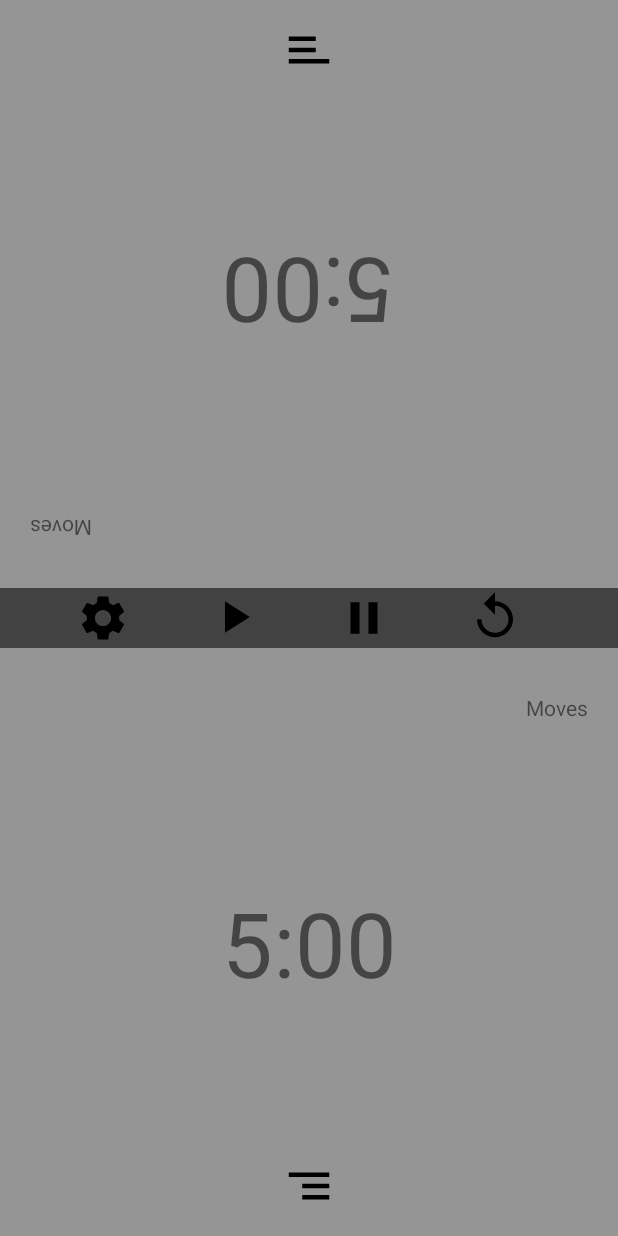
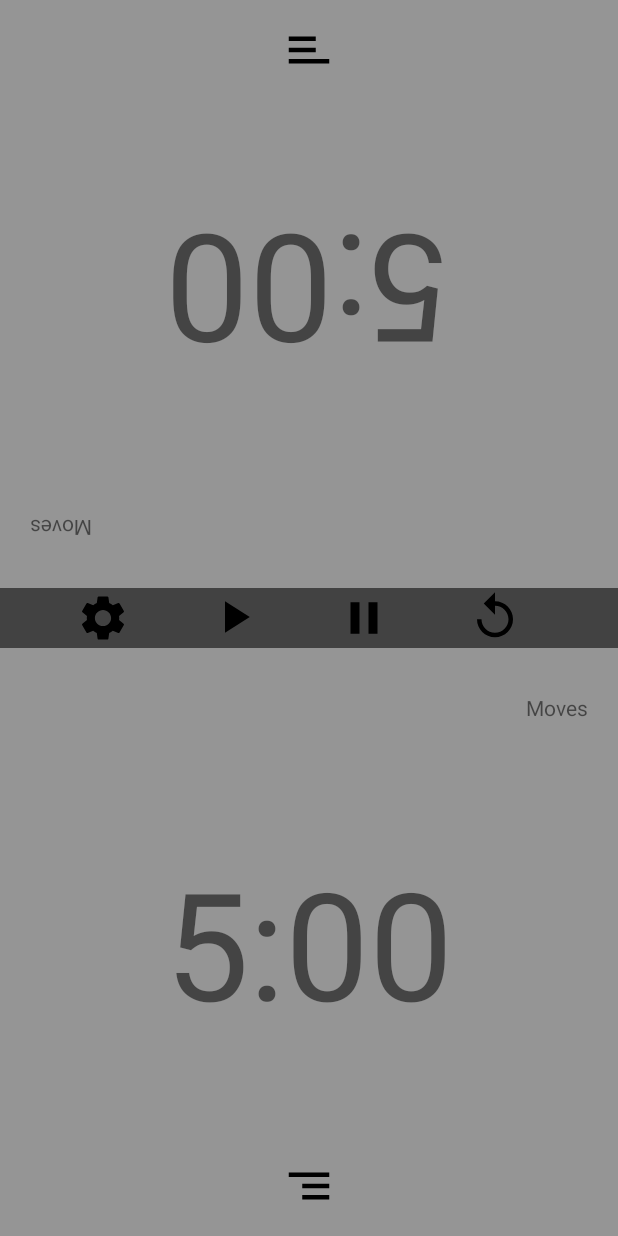
Before and after one commit to Zefer97/ChessApp, an Android app: the screen it shows after launch (MainActivity), on a phone screen of 412 x 824 dp. Run offline under Robolectric (Android 15) with nearby library versions, the phone set to English and light mode, and no system bars.

Commit message:
Chess App New sound effect and Animation

```diff
--- /dev/null
+++ b/app/src/main/res/anim/button_animation.xml
@@ -0,0 +1,5 @@
+<?xml version="1.0" encoding="utf-8"?>
+<alpha xmlns:android="http://schemas.android.com/apk/res/android"
+    android:duration="500"
+    android:fromAlpha="0.0"
+    android:toAlpha="1.0" />
--- a/app/src/main/res/layout/activity_main.xml
+++ b/app/src/main/res/layout/activity_main.xml
@@ -27,9 +27,8 @@
             android:id="@+id/textButton1"
             android:layout_width="wrap_content"
             android:layout_height="wrap_content"
-            android:clickable="true"
             android:text="@string/_5_00"
-            android:textSize="60sp"
+            android:textSize="100sp"
             app:layout_constraintBottom_toBottomOf="parent"
             app:layout_constraintEnd_toEndOf="parent"
             app:layout_constraintHorizontal_bias="0.5"
@@ -67,7 +66,7 @@
             android:layout_height="wrap_content"
             android:ems="10"
             android:hint="@string/amount_of_time_minutes"
-            android:inputType="text"
+            android:inputType="number"
             android:visibility="invisible"
             app:layout_constraintBottom_toTopOf="@+id/settingPlayerOne"
             app:layout_constraintEnd_toEndOf="parent"
@@ -89,17 +88,6 @@
             app:layout_constraintStart_toEndOf="@+id/editTextSetting1"
             app:layout_constraintTop_toBottomOf="@+id/textView6"
             app:layout_constraintVertical_bias="0.746" />
-
-        <EditText
-            android:id="@+id/timeEdit"
-            android:layout_width="wrap_content"
-            android:layout_height="wrap_content"
-            android:ems="10"
-            android:hint="@string/amount_of_time_minutes"
-            android:inputType="text"
-            android:visibility="invisible"
-            tools:layout_editor_absoluteX="69dp"
-            tools:layout_editor_absoluteY="30dp" />
 
     </androidx.constraintlayout.widget.ConstraintLayout>
 
@@ -125,9 +113,8 @@
             android:id="@+id/textButton2"
             android:layout_width="wrap_content"
             android:layout_height="wrap_content"
-            android:clickable="true"
             android:text="@string/_5_00"
-            android:textSize="60sp"
+            android:textSize="100sp"
             app:layout_constraintBottom_toBottomOf="parent"
             app:layout_constraintEnd_toEndOf="parent"
             app:layout_constraintHorizontal_bias="0.5"
@@ -165,7 +152,7 @@
             android:layout_height="wrap_content"
             android:ems="10"
             android:hint="@string/amount_of_time_minutes"
-            android:inputType="text"
+            android:inputType="number"
             android:visibility="invisible"
             app:layout_constraintBottom_toTopOf="@+id/settingPlayerTwo"
             app:layout_constraintEnd_toEndOf="parent"
@@ -195,7 +182,7 @@
         android:layout_height="wrap_content"
 
         app:layout_constraintBottom_toTopOf="@+id/ButtonPlayerOne"
-        app:layout_constraintEnd_toStartOf="@+id/imagePlayPause"
+        app:layout_constraintEnd_toStartOf="@+id/imagePlay"
         app:layout_constraintHorizontal_bias="0.5"
         app:layout_constraintStart_toStartOf="parent"
         app:layout_constraintTop_toBottomOf="@+id/ButtonPlayerTwo"
@@ -203,11 +190,11 @@
         app:srcCompat="@drawable/settings" />
 
     <ImageView
-        android:id="@+id/imagePlayPause"
+        android:id="@+id/imagePlay"
         android:layout_width="wrap_content"
         android:layout_height="wrap_content"
         app:layout_constraintBottom_toTopOf="@+id/ButtonPlayerOne"
-        app:layout_constraintEnd_toStartOf="@+id/imageView3"
+        app:layout_constraintEnd_toStartOf="@+id/imagePause"
         app:layout_constraintStart_toEndOf="@+id/imageSetting"
         app:layout_constraintTop_toBottomOf="@+id/ButtonPlayerTwo"
         app:layout_constraintVertical_bias="0.25"
@@ -220,7 +207,7 @@
         app:layout_constraintBottom_toTopOf="@+id/ButtonPlayerOne"
         app:layout_constraintEnd_toEndOf="parent"
         app:layout_constraintHorizontal_bias="0.683"
-        app:layout_constraintStart_toEndOf="@+id/imagePlayPause"
+        app:layout_constraintStart_toEndOf="@+id/imagePlay"
         app:layout_constraintTop_toBottomOf="@+id/ButtonPlayerTwo"
         app:layout_constraintVertical_bias="0.25"
         app:srcCompat="@drawable/replay" />
@@ -236,16 +223,31 @@
         app:layout_constraintStart_toEndOf="@+id/timeEdit" />
 
     <ImageView
-        android:id="@+id/imageView3"
+        android:id="@+id/imagePause"
         android:layout_width="wrap_content"
         android:layout_height="wrap_content"
         app:layout_constraintBottom_toTopOf="@+id/ButtonPlayerOne"
         app:layout_constraintEnd_toStartOf="@+id/ImageReplay"
         app:layout_constraintHorizontal_bias="0.5"
-        app:layout_constraintStart_toEndOf="@+id/imagePlayPause"
+        app:layout_constraintStart_toEndOf="@+id/imagePlay"
         app:layout_constraintTop_toBottomOf="@+id/ButtonPlayerTwo"
         app:layout_constraintVertical_bias="0.5"
         app:srcCompat="@drawable/pause" />
 
+    <EditText
+        android:id="@+id/timeEdit"
+        android:layout_width="wrap_content"
+        android:layout_height="wrap_content"
+        android:textColor="@color/white"
+        android:textColorHint="@color/white"
+        android:ems="10"
+        android:hint="@string/amount_of_time_minutes"
+        android:inputType="number"
+        android:visibility="invisible"
+        app:layout_constraintEnd_toEndOf="parent"
+        app:layout_constraintStart_toStartOf="parent"
+        app:layout_constraintTop_toBottomOf="@+id/ButtonPlayerTwo"
+        tools:ignore="MissingConstraints" />
+
 
 </androidx.constraintlayout.widget.ConstraintLayout>
```
Also changed, not shown: app/src/main/java/com/example/foodapp/MainActivity.kt (+91 -29 lines), 1 other file.
